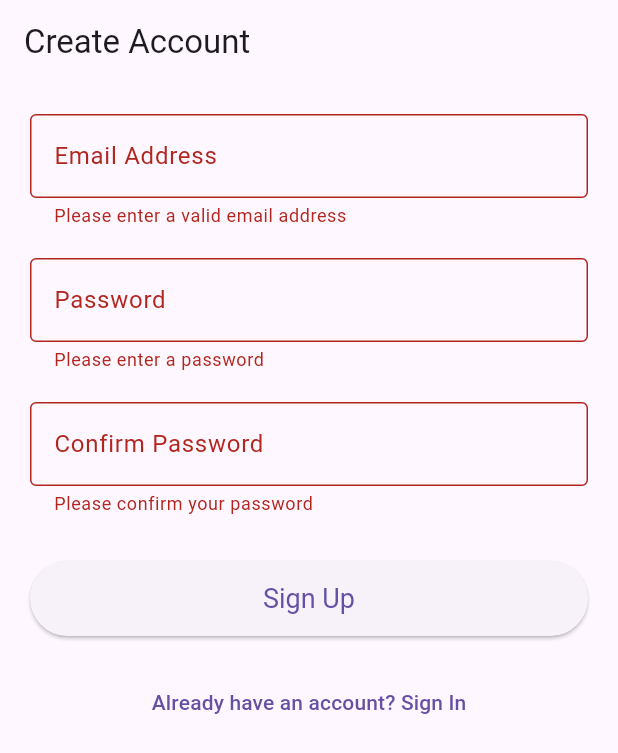
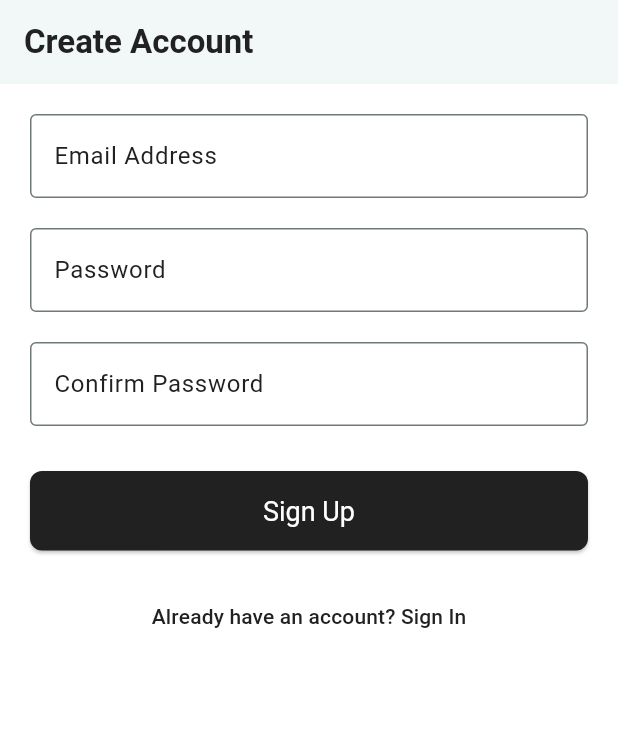
Before and after one commit to kushal238/aria, a Flutter app: the screen it shows after launch, after a tap on "Sign Up", on a phone screen of 412 x 824 dp. Shown: the top 753 px of the screen. Run offline on Flutter 3.47's test engine with Material 3 defaults, Android fonts, the phone set to English and light mode, and no system bars; our stand-ins replace firebase_core, flutter_secure_storage, intl_phone_field, pinput; missing offline and left inert: amplify_auth_cognito, amplify_flutter; accounts and stored records are empty.

Commit message:
feat(ui): Add welcome screen and new brand theme
Introduces a new welcome screen to improve user onboarding and establishes a consistent brand aesthetic with a custom charcoal and white theme.

- Adds a WelcomeScreen to both patient and doctor apps.

- Implements a new AppTheme with a white/charcoal color scheme.

- Refactors AuthScreen to be initiated in either Sign In or Sign Up mode.

- Adds a 'for Doctors' subtitle for brand clarity on the doctor app.

```diff
--- a/doctor_frontend/lib/main.dart
+++ b/doctor_frontend/lib/main.dart
@@ -2,7 +2,8 @@
 import 'package:amplify_flutter/amplify_flutter.dart';
 import 'package:amplify_auth_cognito/amplify_auth_cognito.dart';
 import 'package:doctor_frontend/amplifyconfiguration.dart';
-import 'package:doctor_frontend/screens/auth_screen.dart';
+import 'package:doctor_frontend/screens/welcome_screen.dart';
+import 'package:doctor_frontend/theme.dart'; // Import the new theme file
 
 void main() {
   runApp(const MyApp());
@@ -36,10 +37,8 @@
   Widget build(BuildContext context) {
     return MaterialApp(
       title: 'Doctor App',
-      theme: ThemeData(
-        primarySwatch: Colors.blue,
-      ),
-      home: const AuthScreen(),
+      theme: AppTheme.lightTheme, // Use the new custom theme
+      home: const WelcomeScreen(),
     );
   }
 }
--- a/doctor_frontend/lib/screens/auth_screen.dart
+++ b/doctor_frontend/lib/screens/auth_screen.dart
@@ -15,7 +15,8 @@
 
 // Renamed Class as requested
 class AuthScreen extends StatefulWidget {
-  const AuthScreen({super.key});
+  final bool isSignUp;
+  const AuthScreen({super.key, this.isSignUp = true});
 
   @override
   State<AuthScreen> createState() => _AuthScreenState();
@@ -29,9 +30,15 @@
   final _confirmPasswordController = TextEditingController(); // For sign-up validation
 
   final _storage = const FlutterSecureStorage();
-  bool _isSignUp = true; // Start in Sign Up mode by default
+  late bool _isSignUp;
   bool _isLoading = false;
   final String _backendUrl = 'https://c51qcky1d1.execute-api.us-east-1.amazonaws.com/dev/'; // Adjust IP/port as needed for platform
+
+  @override
+  void initState() {
+    super.initState();
+    _isSignUp = widget.isSignUp;
+  }
 
   @override
   void dispose() {
--- a/doctor_frontend/lib/screens/prescription_form_screen.dart
+++ b/doctor_frontend/lib/screens/prescription_form_screen.dart
@@ -164,7 +164,7 @@
               TextFormField(
                 controller: _diagnosisController,
                 decoration: const InputDecoration(
-                  labelText: 'Diagnosis (Optional)',
+                  labelText: 'Diagnosis',
                   border: OutlineInputBorder(),
                 ),
                 textCapitalization: TextCapitalization.sentences,
--- /dev/null
+++ b/doctor_frontend/lib/screens/welcome_screen.dart
@@ -0,0 +1,80 @@
+import 'package:flutter/material.dart';
+import 'auth_screen.dart';
+
+class WelcomeScreen extends StatelessWidget {
+  const WelcomeScreen({super.key});
+
+  @override
+  Widget build(BuildContext context) {
+    return Scaffold(
+      body: SafeArea(
+        child: Padding(
+          padding: const EdgeInsets.symmetric(horizontal: 24.0),
+          child: Column(
+            mainAxisAlignment: MainAxisAlignment.center,
+            crossAxisAlignment: CrossAxisAlignment.stretch,
+            children: [
+              const Spacer(flex: 2),
+              // Icon Placeholder
+              const Icon(
+                Icons.medical_services_outlined, // Placeholder icon
+                size: 64,
+                color: Color(0xFF212121),
+              ),
+              const SizedBox(height: 24),
+              // App Name
+              const Text(
+                'Aria',
+                textAlign: TextAlign.center,
+                style: TextStyle(
+                  fontSize: 48,
+                  fontWeight: FontWeight.bold,
+                ),
+              ),
+              const SizedBox(height: 8),
+              Text(
+                'for Doctors',
+                textAlign: TextAlign.center,
+                style: TextStyle(
+                  fontSize: 18,
+                  color: Theme.of(context).colorScheme.secondary,
+                ),
+              ),
+              const Spacer(flex: 3),
+              // Sign Up Button
+              ElevatedButton(
+                onPressed: () {
+                  Navigator.of(context).push(MaterialPageRoute(
+                    builder: (context) => const AuthScreen(isSignUp: true),
+                  ));
+                },
+                child: const Text('Sign Up'),
+              ),
+              const SizedBox(height: 16),
+              // Sign In Button
+              OutlinedButton(
+                onPressed: () {
+                  Navigator.of(context).push(MaterialPageRoute(
+                    builder: (context) => const AuthScreen(isSignUp: false),
+                  ));
+                },
+                child: const Text('Sign In'),
+              ),
+              const Spacer(flex: 1),
+              // Tagline
+              const Text(
+                'Secure • Private • Always Available',
+                textAlign: TextAlign.center,
+                style: TextStyle(
+                  color: Colors.grey,
+                  fontSize: 12,
+                ),
+              ),
+              const SizedBox(height: 24),
+            ],
+          ),
+        ),
+      ),
+    );
+  }
+}
--- /dev/null
+++ b/doctor_frontend/lib/theme.dart
@@ -0,0 +1,76 @@
+import 'package:flutter/material.dart';
+
+class AppTheme {
+  static final ThemeData lightTheme = ThemeData(
+    // 1. Set the color scheme
+    colorScheme: ColorScheme.fromSeed(
+      seedColor: const Color(0xFF212121), // Charcoal as the primary seed color
+      primary: const Color(0xFF212121),   // Charcoal for primary elements like buttons
+      onPrimary: Colors.white,            // Text color on primary elements (e.g., on buttons)
+      secondary: const Color(0xFF5A5A5A), // A slightly lighter grey for secondary elements
+      onSecondary: Colors.white,          // Text color on secondary elements
+      background: Colors.white,           // The main app background color
+      onBackground: const Color(0xFF212121), // Text color on the background
+      surface: Colors.white,              // The color of card backgrounds, dialogs, etc.
+      onSurface: const Color(0xFF212121),  // Text color on surfaces
+      error: Colors.redAccent,
+      onError: Colors.white,
+    ),
+
+    // 2. Set the AppBar theme
+    appBarTheme: const AppBarTheme(
+      backgroundColor: Colors.white,      // White app bar
+      foregroundColor: Color(0xFF212121), // Charcoal color for title and icons
+      elevation: 1,                       // A subtle shadow for depth
+      iconTheme: IconThemeData(color: Color(0xFF212121)),
+    ),
+
+    // 3. Set the ElevatedButton theme
+    elevatedButtonTheme: ElevatedButtonThemeData(
+      style: ElevatedButton.styleFrom(
+        backgroundColor: const Color(0xFF212121), // Charcoal button background
+        foregroundColor: Colors.white,            // White button text
+        shape: RoundedRectangleBorder(
+          borderRadius: BorderRadius.circular(8),
+        ),
+        padding: const EdgeInsets.symmetric(horizontal: 24, vertical: 16),
+      ),
+    ),
+
+    // Add OutlinedButton theme
+    outlinedButtonTheme: OutlinedButtonThemeData(
+      style: OutlinedButton.styleFrom(
+        foregroundColor: const Color(0xFF212121), // Charcoal text and icon color
+        side: const BorderSide(color: Color(0xFF212121)), // Charcoal border
+        shape: RoundedRectangleBorder(
+          borderRadius: BorderRadius.circular(8),
+        ),
+        padding: const EdgeInsets.symmetric(horizontal: 24, vertical: 16),
+      ),
+    ),
+
+    // 4. Set the text theme (optional, can be refined later)
+    textTheme: const TextTheme(
+      displayLarge: TextStyle(color: Color(0xFF212121)),
+      displayMedium: TextStyle(color: Color(0xFF212121)),
+      bodyMedium: TextStyle(color: Color(0xFF212121)),
+      titleLarge: TextStyle(color: Color(0xFF212121), fontWeight: FontWeight.bold),
+    ),
+
+    // 5. Set the input decoration theme for text fields
+    inputDecorationTheme: InputDecorationTheme(
+      border: OutlineInputBorder(
+        borderRadius: BorderRadius.circular(8),
+        borderSide: const BorderSide(color: Colors.grey),
+      ),
+      focusedBorder: OutlineInputBorder(
+        borderRadius: BorderRadius.circular(8),
+        borderSide: const BorderSide(color: Color(0xFF212121), width: 2),
+      ),
+      labelStyle: const TextStyle(color: Color(0xFF212121)),
+    ),
+
+    // Use Material 3 design
+    useMaterial3: true,
+  );
+}
--- a/frontend/lib/screens/auth_screen.dart
+++ b/frontend/lib/screens/auth_screen.dart
@@ -15,7 +15,8 @@
 
 // Renamed Class as requested
 class AuthScreen extends StatefulWidget {
-  const AuthScreen({super.key});
+  final bool isSignUp;
+  const AuthScreen({super.key, this.isSignUp = true});
 
   @override
   State<AuthScreen> createState() => _AuthScreenState();
@@ -29,9 +30,15 @@
   final _confirmPasswordController = TextEditingController(); // For sign-up validation
 
   final _storage = const FlutterSecureStorage();
-  bool _isSignUp = true; // Start in Sign Up mode by default
+  late bool _isSignUp;
   bool _isLoading = false;
   final String _backendUrl = 'https://c51qcky1d1.execute-api.us-east-1.amazonaws.com/dev/'; // Adjust IP/port as needed for platform
+
+  @override
+  void initState() {
+    super.initState();
+    _isSignUp = widget.isSignUp;
+  }
 
   @override
   void dispose() {
--- /dev/null
+++ b/frontend/lib/theme.dart
@@ -0,0 +1,76 @@
+import 'package:flutter/material.dart';
+
+class AppTheme {
+  static final ThemeData lightTheme = ThemeData(
+    // 1. Set the color scheme
+    colorScheme: ColorScheme.fromSeed(
+      seedColor: const Color(0xFF212121), // Charcoal as the primary seed color
+      primary: const Color(0xFF212121),   // Charcoal for primary elements like buttons
+      onPrimary: Colors.white,            // Text color on primary elements (e.g., on buttons)
+      secondary: const Color(0xFF5A5A5A), // A slightly lighter grey for secondary elements
+      onSecondary: Colors.white,          // Text color on secondary elements
+      background: Colors.white,           // The main app background color
+      onBackground: const Color(0xFF212121), // Text color on the background
+      surface: Colors.white,              // The color of card backgrounds, dialogs, etc.
+      onSurface: const Color(0xFF212121),  // Text color on surfaces
+      error: Colors.redAccent,
+      onError: Colors.white,
+    ),
+
+    // 2. Set the AppBar theme
+    appBarTheme: const AppBarTheme(
+      backgroundColor: Colors.white,      // White app bar
+      foregroundColor: Color(0xFF212121), // Charcoal color for title and icons
+      elevation: 1,                       // A subtle shadow for depth
+      iconTheme: IconThemeData(color: Color(0xFF212121)),
+    ),
+
+    // 3. Set the ElevatedButton theme
+    elevatedButtonTheme: ElevatedButtonThemeData(
+      style: ElevatedButton.styleFrom(
+        backgroundColor: const Color(0xFF212121), // Charcoal button background
+        foregroundColor: Colors.white,            // White button text
+        shape: RoundedRectangleBorder(
+          borderRadius: BorderRadius.circular(8),
+        ),
+        padding: const EdgeInsets.symmetric(horizontal: 24, vertical: 16),
+      ),
+    ),
+
+    // Add OutlinedButton theme
+    outlinedButtonTheme: OutlinedButtonThemeData(
+      style: OutlinedButton.styleFrom(
+        foregroundColor: const Color(0xFF212121), // Charcoal text and icon color
+        side: const BorderSide(color: Color(0xFF212121)), // Charcoal border
+        shape: RoundedRectangleBorder(
+          borderRadius: BorderRadius.circular(8),
+        ),
+        padding: const EdgeInsets.symmetric(horizontal: 24, vertical: 16),
+      ),
+    ),
+
+    // 4. Set the text theme (optional, can be refined later)
+    textTheme: const TextTheme(
+      displayLarge: TextStyle(color: Color(0xFF212121)),
+      displayMedium: TextStyle(color: Color(0xFF212121)),
+      bodyMedium: TextStyle(color: Color(0xFF212121)),
+      titleLarge: TextStyle(color: Color(0xFF212121), fontWeight: FontWeight.bold),
+    ),
+
+    // 5. Set the input decoration theme for text fields
+    inputDecorationTheme: InputDecorationTheme(
+      border: OutlineInputBorder(
+        borderRadius: BorderRadius.circular(8),
+        borderSide: const BorderSide(color: Colors.grey),
+      ),
+      focusedBorder: OutlineInputBorder(
+        borderRadius: BorderRadius.circular(8),
+        borderSide: const BorderSide(color: Color(0xFF212121), width: 2),
+      ),
+      labelStyle: const TextStyle(color: Color(0xFF212121)),
+    ),
+
+    // Use Material 3 design
+    useMaterial3: true,
+  );
+}
```
Also changed, not shown: frontend/lib/main.dart (+4 -5 lines), frontend/lib/screens/welcome_screen.dart (added, +71 -0 lines).
